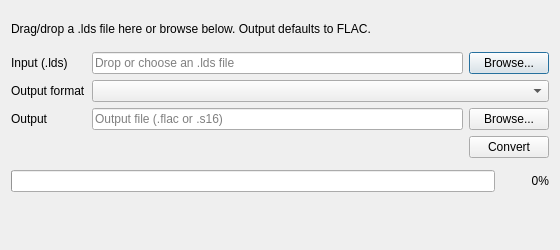
n00mkrad/tbc-tools, file src/ld-lds-converter/converterdialog.ui: the form before one commit.
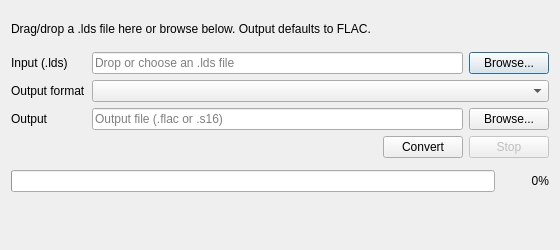
The form after the commit.

Commit message:
Add stop button cancellation flow to ld-lds-converter GUI
- add Stop button to converter dialog and wire cancel action
- add DataConverter cancellation API and loop cancellation checks
- show cancelled state distinctly from conversion errors
- add development log note for confirmed fix

```diff
--- a/src/ld-lds-converter/converterdialog.ui
+++ b/src/ld-lds-converter/converterdialog.ui
@@ -119,6 +119,16 @@
        </property>
       </widget>
      </item>
+     <item>
+      <widget class="QPushButton" name="stopButton">
+       <property name="enabled">
+        <bool>false</bool>
+       </property>
+       <property name="text">
+        <string>Stop</string>
+       </property>
+      </widget>
+     </item>
     </layout>
    </item>
    <item>
```
The commit also changes 5 other files.
